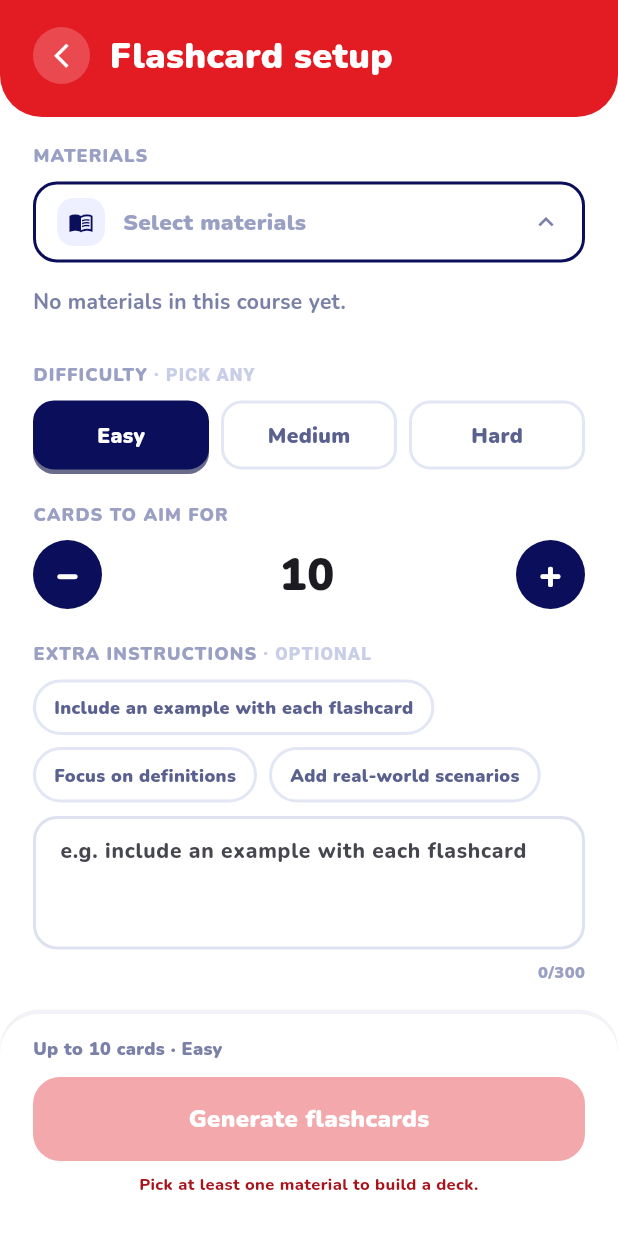
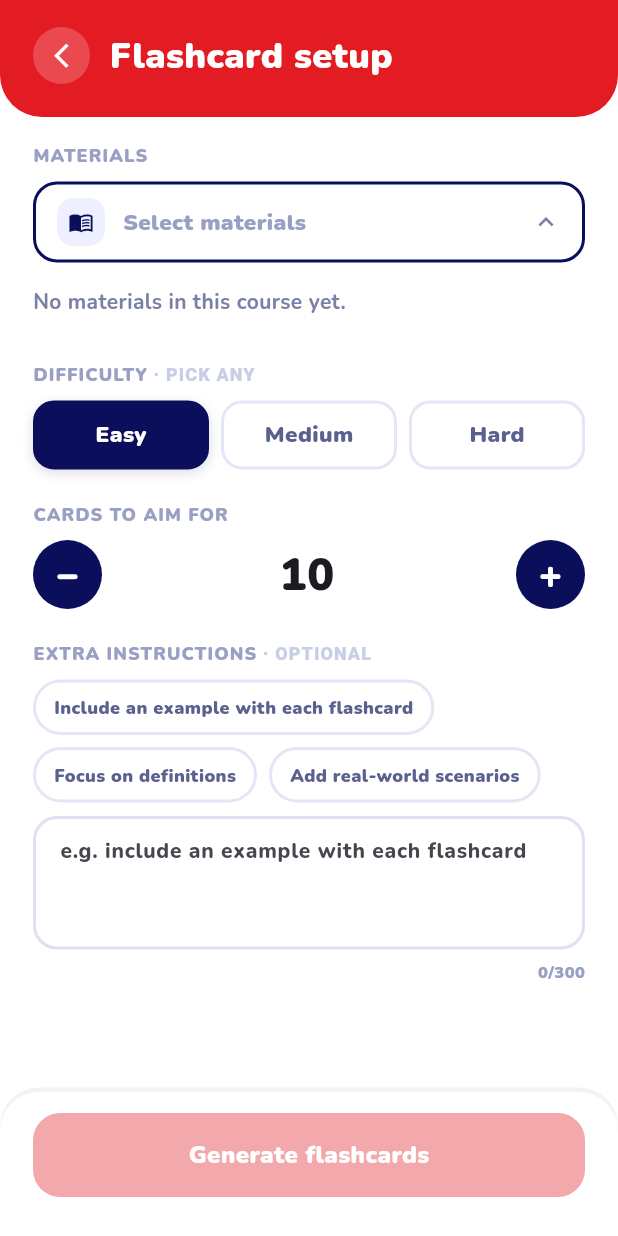
Before and after one commit to Ghaida2244/TadarabApp, a Flutter app: the FlashcardSetupScreen screen opened directly with empty values, on a phone screen of 412 x 824 dp. Run offline on Flutter 3.47's test engine with Material 3 defaults, Android fonts, the phone set to English and light mode, and no system bars; our stand-ins replace cloud_firestore, file_picker, firebase_auth, firebase_core, firebase_storage; accounts and stored records are empty.

Commit message:
Flashcards setup: difficulty buttons match Quiz, footer text removed
Flashcards uses Quiz's button style, a subtle shadow on the selected one, and the rule that the last difficulty cannot be deselected.

The summary line above Generate and the message below it are removed.

```diff
--- a/lib/features/flashcards/screens/flashcard_setup_screen.dart
+++ b/lib/features/flashcards/screens/flashcard_setup_screen.dart
@@ -86,8 +86,11 @@ class _FlashcardSetupScreenState extends State<FlashcardSetupScreen> {
 
   final Set<String> _selectedMaterialIds = {};
   // Easy is selected by default (NOTE 13a, matching Quiz setup) so a
-  // first-time user isn't blocked purely on difficulty; still freely
-  // changeable/deselectable like any other chip.
+  // first-time user isn't blocked purely on difficulty. Matches Quiz
+  // setup's own selection rule exactly: any level can be freely added or
+  // removed, except the *last* remaining selected one — at least one
+  // level is always selected, never fully empty (see the onChanged
+  // callback below).
   final Set<DifficultyLevel> _selectedDifficulties = {DifficultyLevel.easy};
   int _count = _kDefaultCount;
   final _promptController = TextEditingController();
@@ -266,9 +269,13 @@ class _FlashcardSetupScreenState extends State<FlashcardSetupScreen> {
                           _DifficultyPicker(
                             selected: _selectedDifficulties,
                             onChanged: (level, value) => setState(() {
-                              value
-                                  ? _selectedDifficulties.add(level)
-                                  : _selectedDifficulties.remove(level);
+                              if (value) {
+                                _selectedDifficulties.add(level);
+                              } else if (_selectedDifficulties.length > 1) {
+                                // Same rule as Quiz setup: never let the
+                                // last remaining selected level be removed.
+                                _selectedDifficulties.remove(level);
+                              }
                             }),
                           ),
                           const SizedBox(height: 22),
@@ -306,11 +313,7 @@ class _FlashcardSetupScreenState extends State<FlashcardSetupScreen> {
                     ),
                   ),
                   _Footer(
-                    count: _count,
-                    levels: _selectedDifficulties,
                     canGenerate: _canGenerate,
-                    hasMaterials: _selectedMaterialIds.isNotEmpty,
-                    hasDifficulty: _selectedDifficulties.isNotEmpty,
                     onGenerate: () => _generate(materials),
                   ),
                 ],
@@ -604,6 +607,13 @@ class _DifficultyButton extends StatelessWidget {
 
   @override
   Widget build(BuildContext context) {
+    // Exactly matches Quiz setup's difficulty button (quiz_setup_screen.
+    // dart's _buildDifficultySection) — same height/radius/border, the
+    // same AppTypography.quizOption label style, and the same muted
+    // (AppColors.disabledMuted) unselected text color, per the "Quiz is
+    // the reference" rule. Only the selected button gets a shadow — see
+    // its own comment below for why these exact values must stay in sync
+    // with Quiz's.
     return GestureDetector(
       onTap: onTap,
       child: Container(
@@ -613,17 +623,25 @@ class _DifficultyButton extends StatelessWidget {
           color: on ? AppColors.navy : Colors.white,
           borderRadius: BorderRadius.circular(14),
           border: Border.all(color: on ? AppColors.navy : AppColors.borderDefault, width: 2),
+          // A subtle soft shadow on the selected button only — unselected
+          // stays flat with just its border. KEEP THESE EXACT VALUES IN
+          // SYNC with quiz_setup_screen.dart's _buildDifficultySection
+          // (same selected-button shadow, both screens).
           boxShadow: on
-              ? [BoxShadow(color: AppColors.navyShadow.withValues(alpha: 0.6), offset: const Offset(0, 3))]
+              ? [
+                  BoxShadow(
+                    color: AppColors.navy.withValues(alpha: 0.15),
+                    blurRadius: 6,
+                    offset: const Offset(0, 2),
+                  ),
+                ]
               : null,
         ),
         child: Text(
           label,
-          style: TextStyle(
-            fontFamily: 'Nunito',
-            fontSize: 14,
-            fontWeight: FontWeight.w900,
-            color: on ? Colors.white : _kMutedInk,
+          style: AppTypography.quizOption(
+            FontWeight.w900,
+            color: on ? Colors.white : AppColors.disabledMuted,
           ),
         ),
       ),
@@ -851,36 +869,13 @@ class _PromptField extends StatelessWidget {
 }
 
 class _Footer extends StatelessWidget {
-  const _Footer({
-    required this.count,
-    required this.levels,
-    required this.canGenerate,
-    required this.hasMaterials,
-    required this.hasDifficulty,
-    required this.onGenerate,
-  });
+  const _Footer({required this.canGenerate, required this.onGenerate});
 
-  final int count;
-  final Set<DifficultyLevel> levels;
   final bool canGenerate;
-  final bool hasMaterials;
-  final bool hasDifficulty;
   final VoidCallback onGenerate;
-
-  static const _labels = {
-    DifficultyLevel.easy: 'Easy',
-    DifficultyLevel.medium: 'Medium',
-    DifficultyLevel.hard: 'Hard',
-  };
 
   @override
   Widget build(BuildContext context) {
-    final levelNames = levels.map((l) => _labels[l]!).join(' + ');
-    final recipe = levelNames.isEmpty ? 'Up to $count cards' : 'Up to $count cards · $levelNames';
-    final reason = !hasMaterials
-        ? 'Pick at least one material to build a deck.'
-        : (!hasDifficulty ? 'Pick at least one difficulty level to build a deck.' : null);
-
     return Container(
       padding: const EdgeInsets.fromLTRB(22, 14, 22, 26),
       decoration: BoxDecoration(
@@ -888,12 +883,7 @@ class _Footer extends StatelessWidget {
         borderRadius: const BorderRadius.vertical(top: Radius.circular(26)),
         boxShadow: [BoxShadow(color: AppColors.navy.withValues(alpha: 0.05), offset: const Offset(0, -3))],
       ),
-      child: Column(
-        crossAxisAlignment: CrossAxisAlignment.stretch,
-        children: [
-          Text(recipe, style: const TextStyle(fontFamily: 'Nunito', fontSize: 12, fontWeight: FontWeight.w900, color: AppColors.textSecondary)),
-          const SizedBox(height: 11),
-          AppButton(
+      child: AppButton(
         label: 'Generate flashcards',
         variant: AppButtonVariant.accent,
         height: 56,
@@ -902,16 +892,6 @@ class _Footer extends StatelessWidget {
         disabledBackgroundColor: _kDisabledRedFill,
         onPressed: canGenerate ? onGenerate : null,
       ),
-          if (reason != null) ...[
-            const SizedBox(height: 8),
-            Text(
-              reason,
-              textAlign: TextAlign.center,
-              style: const TextStyle(fontFamily: 'Nunito', fontSize: 11, fontWeight: FontWeight.w800, color: Color(0xFFA8141B)),
-            ),
-          ],
-        ],
-      ),
     );
   }
 }
```
Also changed, not shown: 1 other file. Lines whose indentation alone changed are shown as unchanged.
